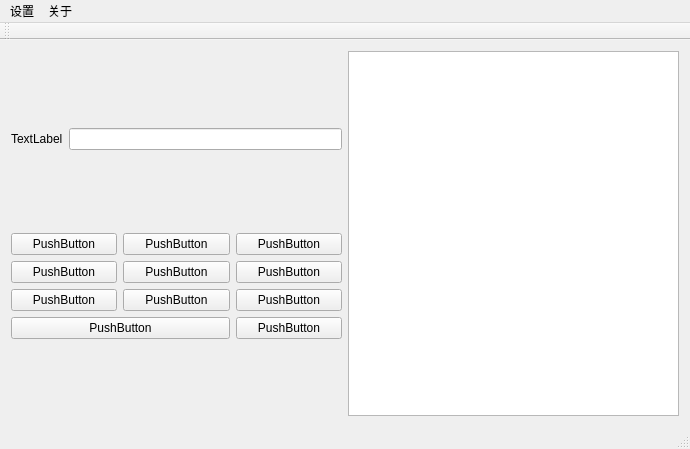
Old version of the form qt/transfer/mainwindow.ui in the repository codermzm/demos.
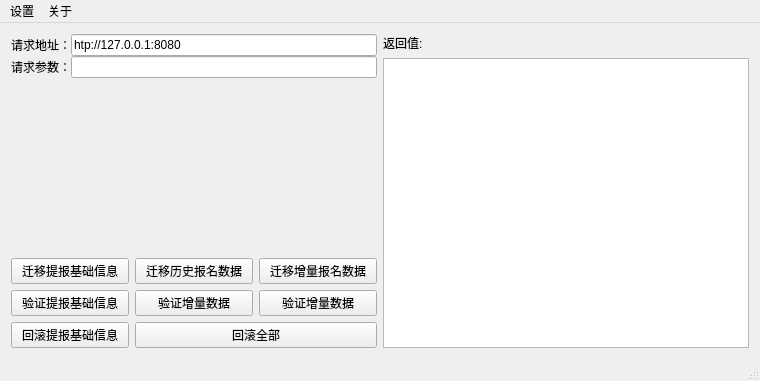
New version of the form. Custom widgets are drawn as their Qt base class.

```diff
--- a/qt/transfer/mainwindow.ui
+++ b/qt/transfer/mainwindow.ui
@@ -6,8 +6,8 @@
    <rect>
     <x>0</x>
     <y>0</y>
-    <width>690</width>
-    <height>449</height>
+    <width>760</width>
+    <height>381</height>
    </rect>
   </property>
   <property name="windowTitle">
@@ -17,110 +17,134 @@
    <property name="enabled">
     <bool>true</bool>
    </property>
-   <layout class="QHBoxLayout" name="horizontalLayout_3">
-    <item>
-     <layout class="QHBoxLayout" name="horizontalLayout_2">
-      <item>
-       <layout class="QVBoxLayout" name="verticalLayout">
-        <item>
-         <layout class="QHBoxLayout" name="horizontalLayout">
-          <item>
+   <layout class="QGridLayout" name="gridLayout_5">
+    <item row="0" column="0">
+     <layout class="QGridLayout" name="gridLayout_2">
+      <property name="spacing">
+       <number>0</number>
+      </property>
+      <item row="0" column="0">
            <widget class="QLabel" name="label">
             <property name="text">
-             <string>TextLabel</string>
+         <string>请求地址：</string>
             </property>
            </widget>
           </item>
-          <item>
-           <widget class="QLineEdit" name="lineEdit"/>
-          </item>
-         </layout>
-        </item>
-        <item>
+      <item row="1" column="0">
+       <widget class="QLabel" name="label_2">
+        <property name="text">
+         <string>请求参数：</string>
+        </property>
+       </widget>
+      </item>
+      <item row="0" column="1">
+       <widget class="QLineEdit" name="txt_servier_url">
+        <property name="text">
+         <string>htp://127.0.0.1:8080</string>
+        </property>
+       </widget>
+      </item>
+      <item row="1" column="1">
+       <widget class="QLineEdit" name="txt_request_params"/>
+      </item>
+     </layout>
+    </item>
+    <item row="0" column="1" rowspan="3">
+     <layout class="QGridLayout" name="gridLayout_4">
+      <item row="0" column="0">
+       <widget class="QLabel" name="label_3">
+        <property name="text">
+         <string>返回值:</string>
+        </property>
+       </widget>
+      </item>
+      <item row="1" column="0">
+       <widget class="QTextEdit" name="txt_result"/>
+      </item>
+     </layout>
+    </item>
+    <item row="1" column="0">
+     <layout class="QGridLayout" name="gridLayout_3">
+      <property name="topMargin">
+       <number>30</number>
+      </property>
+      <property name="bottomMargin">
+       <number>30</number>
+      </property>
+      <item row="0" column="0">
+       <widget class="QRoundProgressBar" name="round_progress_bar_plan_info" native="true"/>
+      </item>
+      <item row="0" column="1">
+       <widget class="QRoundProgressBar" name="round_progress_bar_reg_history" native="true"/>
+      </item>
+      <item row="0" column="2">
+       <widget class="QRoundProgressBar" name="round_progress_bar_reg_increment" native="true"/>
+      </item>
+     </layout>
+    </item>
+    <item row="2" column="0">
          <layout class="QGridLayout" name="gridLayout">
-          <item row="1" column="1">
-           <widget class="QPushButton" name="pushButton_6">
-            <property name="text">
-             <string>PushButton</string>
-            </property>
-           </widget>
-          </item>
-          <item row="0" column="0">
-           <widget class="QPushButton" name="pushButton">
-            <property name="text">
-             <string>PushButton</string>
-            </property>
-           </widget>
-          </item>
+      <property name="topMargin">
+       <number>0</number>
+      </property>
+      <property name="bottomMargin">
+       <number>0</number>
+      </property>
           <item row="0" column="1">
            <widget class="QPushButton" name="pushButton_2">
             <property name="text">
-             <string>PushButton</string>
+         <string>迁移历史报名数据</string>
+        </property>
+       </widget>
+      </item>
+      <item row="2" column="0">
+       <widget class="QPushButton" name="btn_rollback_plan_info">
+        <property name="text">
+         <string>回滚提报基础信息</string>
             </property>
            </widget>
           </item>
           <item row="1" column="0">
            <widget class="QPushButton" name="pushButton_4">
             <property name="text">
-             <string>PushButton</string>
+         <string>验证提报基础信息</string>
+        </property>
+       </widget>
+      </item>
+      <item row="0" column="2">
+       <widget class="QPushButton" name="btn_tranfser_plan_reg_increment">
+        <property name="text">
+         <string>迁移增量报名数据</string>
+        </property>
+       </widget>
+      </item>
+      <item row="2" column="1" colspan="2">
+       <widget class="QPushButton" name="btn_rollback_plan_reg">
+        <property name="text">
+         <string>回滚全部</string>
             </property>
            </widget>
           </item>
           <item row="1" column="2">
            <widget class="QPushButton" name="pushButton_5">
             <property name="text">
-             <string>PushButton</string>
+         <string>验证增量数据</string>
             </property>
            </widget>
           </item>
-          <item row="2" column="0">
-           <widget class="QPushButton" name="pushButton_8">
+      <item row="1" column="1">
+       <widget class="QPushButton" name="btn_verify_plan_reg_history">
             <property name="text">
-             <string>PushButton</string>
+         <string>验证增量数据</string>
             </property>
            </widget>
           </item>
-          <item row="2" column="1">
-           <widget class="QPushButton" name="pushButton_12">
+      <item row="0" column="0">
+       <widget class="QPushButton" name="btn_transfer_plan_info">
             <property name="text">
-             <string>PushButton</string>
-            </property>
-           </widget>
-          </item>
-          <item row="2" column="2">
-           <widget class="QPushButton" name="pushButton_9">
-            <property name="text">
-             <string>PushButton</string>
-            </property>
-           </widget>
-          </item>
-          <item row="0" column="2">
-           <widget class="QPushButton" name="pushButton_3">
-            <property name="text">
-             <string>PushButton</string>
-            </property>
-           </widget>
-          </item>
-          <item row="3" column="2">
-           <widget class="QPushButton" name="pushButton_10">
-            <property name="text">
-             <string>PushButton</string>
-            </property>
-           </widget>
-          </item>
-          <item row="3" column="0" colspan="2">
-           <widget class="QPushButton" name="pushButton_11">
-            <property name="text">
-             <string>PushButton</string>
-            </property>
-           </widget>
-          </item>
-         </layout>
-        </item>
-       </layout>
-      </item>
-      <item>
-       <widget class="QPlainTextEdit" name="plainTextEdit"/>
+         <string>迁移提报基础信息</string>
+        </property>
+       </widget>
       </item>
      </layout>
     </item>
@@ -131,7 +155,7 @@
     <rect>
      <x>0</x>
      <y>0</y>
-     <width>690</width>
+     <width>760</width>
      <height>22</height>
     </rect>
    </property>
@@ -149,14 +173,6 @@
    <addaction name="menu"/>
    <addaction name="menu_2"/>
   </widget>
-  <widget class="QToolBar" name="mainToolBar">
-   <attribute name="toolBarArea">
-    <enum>TopToolBarArea</enum>
-   </attribute>
-   <attribute name="toolBarBreak">
-    <bool>false</bool>
-   </attribute>
-  </widget>
   <widget class="QStatusBar" name="statusBar"/>
   <action name="action">
    <property name="text">
@@ -165,6 +181,14 @@
   </action>
  </widget>
  <layoutdefault spacing="6" margin="11"/>
+ <customwidgets>
+  <customwidget>
+   <class>QRoundProgressBar</class>
+   <extends>QWidget</extends>
+   <header>control/qroundprogressbar.h</header>
+   <container>1</container>
+  </customwidget>
+ </customwidgets>
  <resources/>
  <connections/>
 </ui>
```
Left out of the diff: 12 changed lines with no effect on the pictures. Lines whose indentation alone changed are shown as unchanged.
